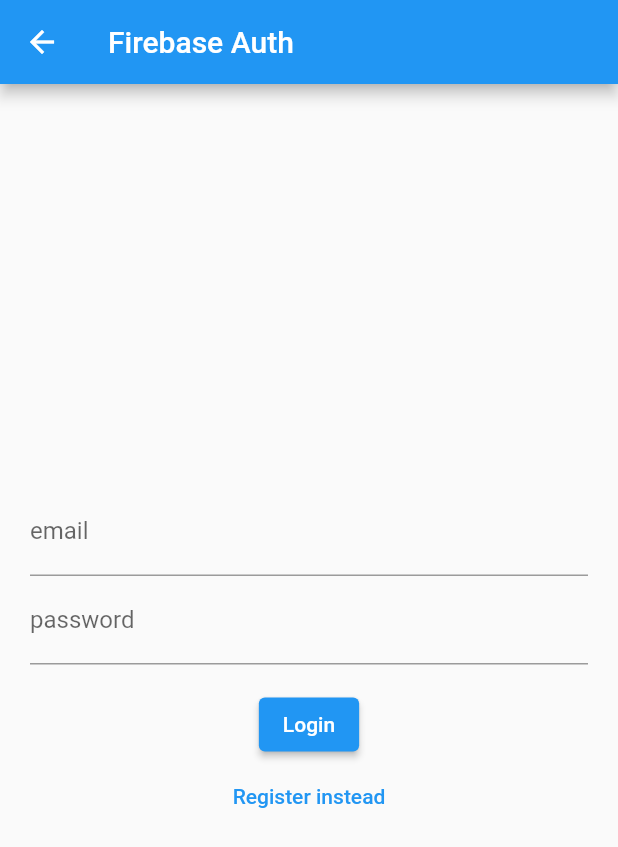
After one commit to abdullah2891/safe_space_plugin, a Flutter app: the LoginPage screen opened directly, on a phone screen of 412 x 824 dp. The commit adds this screen. Shown: the top 847 px of the screen. Run offline on Flutter 3.47's test engine with Material 2 defaults, Android fonts, the light colour scheme and no system bars; our stand-ins replace assets_audio_player, audioplayers, auto_size_text, cached_network_image, firebase_auth, firebase_core and 14 more; missing offline and left inert: dart:html, flutter_phone_direct_caller, flutter_sms, fluttercontactpicker, json_path, mapbox_search and 2 more; accounts and stored records are empty.

Commit message:
added auth

```diff
--- a/lib/database/contact_a_professional_db.dart
+++ b/lib/database/contact_a_professional_db.dart
@@ -1,5 +1,7 @@
 import 'package:firebase_database/firebase_database.dart';
 import 'package:fluttercontactpicker/fluttercontactpicker.dart';
+
+import '../utility/auth.dart';
 
 class Contact {
   final String name;
@@ -22,8 +24,8 @@
         contact.phones.isEmpty ? '' : contact.phones[0].number ?? '',
         contact.emails.isEmpty ? '' : contact.emails[0].email ?? '');
 
-    DatabaseReference dataRef =
-        FirebaseDatabase.instance.ref("data/contactDb/$c");
+    DatabaseReference dataRef = FirebaseDatabase.instance
+        .ref("${Auth().currentUser!.uid}/data/contactDb/$c");
 
     dataRef.set({
       'name': phoneContact.name,
@@ -34,8 +36,8 @@
   }
 
   static Future<Contact> getContact(int c) async {
-    DatabaseReference dataRef =
-        FirebaseDatabase.instance.ref("data/contactDb/$c");
+    DatabaseReference dataRef = FirebaseDatabase.instance
+        .ref("${Auth().currentUser!.uid}/data/contactDb/$c");
 
     final snapshot = await dataRef.get();
 
--- a/lib/database/document_abuse_db.dart
+++ b/lib/database/document_abuse_db.dart
@@ -3,6 +3,8 @@
 import 'package:firebase_database/firebase_database.dart';
 
 import 'dart:convert';
+
+import '../utility/auth.dart';
 
 class DocumentAbuseEntry {
   final String text;
@@ -15,11 +17,11 @@
     final indexString =
         "${timestamp.year}/${timestamp.month}/${timestamp.day}/${timestamp.hour}:${timestamp.minute}:${timestamp.second}";
 
-    DatabaseReference dataRef =
-        FirebaseDatabase.instance.ref("data/documentAbuseDb/$indexString");
+    DatabaseReference dataRef = FirebaseDatabase.instance
+        .ref("${Auth().currentUser!.uid}/data/documentAbuseDb/$indexString");
 
     DatabaseReference indexRef = FirebaseDatabase.instance.ref(
-        "index/documentAbuseDb/${timestamp.year}/${timestamp.month}/${timestamp.day}");
+        "${Auth().currentUser!.uid}/index/documentAbuseDb/${timestamp.year}/${timestamp.month}/${timestamp.day}");
 
     dataRef.set({
       'text': text,
@@ -42,8 +44,8 @@
     final indexString =
         "${timestamp.year}/${timestamp.month}/${timestamp.day}/${timestamp.hour}:${timestamp.minute}:${timestamp.second}";
 
-    DatabaseReference dataRef =
-        FirebaseDatabase.instance.ref("data/documentAbuseDb/$indexString");
+    DatabaseReference dataRef = FirebaseDatabase.instance
+        .ref("${Auth().currentUser!.uid}/data/documentAbuseDb/$indexString");
 
     final snapshot = await dataRef.get();
 
--- a/lib/database/gratitude_journal_db.dart
+++ b/lib/database/gratitude_journal_db.dart
@@ -1,4 +1,6 @@
 import 'package:firebase_database/firebase_database.dart';
+
+import '../utility/auth.dart';
 
 class GratitudeJournalEntry {
   final String grafulFor;
@@ -14,11 +16,11 @@
     final indexString =
         "${timestamp.year}/${timestamp.month}/${timestamp.day}/${timestamp.hour}:${timestamp.minute}:${timestamp.second}";
 
-    DatabaseReference dataRef =
-        FirebaseDatabase.instance.ref("data/gratitudeJournalDb/$indexString");
+    DatabaseReference dataRef = FirebaseDatabase.instance
+        .ref("${Auth().currentUser!.uid}/data/gratitudeJournalDb/$indexString");
 
     DatabaseReference indexRef = FirebaseDatabase.instance.ref(
-        "index/gratitudeJournalDb/${timestamp.year}/${timestamp.month}/${timestamp.day}");
+        "${Auth().currentUser!.uid}/index/gratitudeJournalDb/${timestamp.year}/${timestamp.month}/${timestamp.day}");
 
     dataRef.set({
       'grafulFor': grafulFor,
@@ -42,8 +44,8 @@
     final indexString =
         "${timestamp.year}/${timestamp.month}/${timestamp.day}/${timestamp.hour}:${timestamp.minute}:${timestamp.second}";
 
-    DatabaseReference dataRef =
-        FirebaseDatabase.instance.ref("data/gratitudeJournalDb/$indexString");
+    DatabaseReference dataRef = FirebaseDatabase.instance
+        .ref("${Auth().currentUser!.uid}/data/gratitudeJournalDb/$indexString");
 
     final snapshot = await dataRef.get();
 
--- a/lib/database/mood_tracker_db.dart
+++ b/lib/database/mood_tracker_db.dart
@@ -1,4 +1,6 @@
 import 'package:firebase_database/firebase_database.dart';
+
+import '../utility/auth.dart';
 
 class MoodTrackerDb {
   final String feeling;
@@ -10,8 +12,8 @@
     final indexString =
         "${timestamp.day} ${timestamp.hour} ${timestamp.minute}";
 
-    DatabaseReference ref =
-        FirebaseDatabase.instance.ref("test/moodTracker/$indexString");
+    DatabaseReference ref = FirebaseDatabase.instance
+        .ref("${Auth().currentUser!.uid}/data/moodTracker/$indexString");
 
     ref.set({'feeling': feeling});
   }
--- a/lib/database/phyical_activities_db.dart
+++ b/lib/database/phyical_activities_db.dart
@@ -1,4 +1,6 @@
 import 'package:firebase_database/firebase_database.dart';
+
+import '../utility/auth.dart';
 
 class PhysicalAcvitityDbEntry {
   final String time;
@@ -11,11 +13,11 @@
     final indexString =
         "${timestamp.year}/${timestamp.month}/${timestamp.day}/${timestamp.hour}:${timestamp.minute}:${timestamp.second}";
 
-    DatabaseReference dataRef =
-        FirebaseDatabase.instance.ref("data/pedometerDb/$indexString");
+    DatabaseReference dataRef = FirebaseDatabase.instance
+        .ref("${Auth().currentUser!.uid}/data/pedometerDb/$indexString");
 
     DatabaseReference indexRef = FirebaseDatabase.instance.ref(
-        "index/pedometerDb/${timestamp.year}/${timestamp.month}/${timestamp.day}");
+        "${Auth().currentUser!.uid}/index/pedometerDb/${timestamp.year}/${timestamp.month}/${timestamp.day}");
 
     dataRef.set({'time': time, 'steps': steps});
     indexRef
@@ -34,8 +36,8 @@
     final indexString =
         "${timestamp.year}/${timestamp.month}/${timestamp.day}/${timestamp.hour}:${timestamp.minute}:${timestamp.second}";
 
-    DatabaseReference dataRef =
-        FirebaseDatabase.instance.ref("data/pedometerDb/$indexString");
+    DatabaseReference dataRef = FirebaseDatabase.instance
+        .ref("${Auth().currentUser!.uid}/data/pedometerDb/$indexString");
 
     final snapshot = await dataRef.get();
 
--- /dev/null
+++ b/lib/utility/auth.dart
@@ -0,0 +1,39 @@
+import 'package:firebase_auth/firebase_auth.dart';
+
+class Auth {
+  final FirebaseAuth _firebaseAuth = FirebaseAuth.instance;
+
+  User? get currentUser => _firebaseAuth.currentUser;
+
+  Stream<User?> get authStateChanges => _firebaseAuth.authStateChanges();
+
+  Future<void> sendPasswordResetEmail({
+    required String email,
+  }) async {
+    await _firebaseAuth.sendPasswordResetEmail(email: email);
+  }
+
+  Future<void> signInWithEmailAndPassword({
+    required String email,
+    required String password,
+  }) async {
+    await _firebaseAuth.signInWithEmailAndPassword(
+      email: email,
+      password: password,
+    );
+  }
+
+  Future<void> createUserWithEmailAndPassword({
+    required String email,
+    required String password,
+  }) async {
+    await _firebaseAuth.createUserWithEmailAndPassword(
+      email: email,
+      password: password,
+    );
+  }
+
+  Future<void> signOut() async {
+    await _firebaseAuth.signOut();
+  }
+}
--- /dev/null
+++ b/lib/utility/login_register_page.dart
@@ -0,0 +1,109 @@
+import 'package:flutter/material.dart';
+import 'package:firebase_auth/firebase_auth.dart';
+import 'auth.dart';
+
+class LoginPage extends StatefulWidget {
+  const LoginPage({Key? key}) : super(key: key);
+
+  @override
+  State<LoginPage> createState() => _LoginPageState();
+}
+
+class _LoginPageState extends State<LoginPage> {
+  String? errorMessage = '';
+  bool isLogin = true;
+
+  final TextEditingController _controllerEmail = TextEditingController();
+  final TextEditingController _controllerPassword = TextEditingController();
+
+  Future<void> signInWithEmailAndPassword() async {
+    try {
+      await Auth().signInWithEmailAndPassword(
+        email: _controllerEmail.text,
+        password: _controllerPassword.text,
+      );
+    } on FirebaseAuthException catch (e) {
+      setState(() {
+        errorMessage = e.message;
+      });
+    }
+  }
+
+  Future<void> createUserWithEmailAndPassword() async {
+    try {
+      await Auth().createUserWithEmailAndPassword(
+        email: _controllerEmail.text,
+        password: _controllerPassword.text,
+      );
+    } on FirebaseAuthException catch (e) {
+      setState(() {
+        errorMessage = e.message;
+      });
+    }
+  }
+
+  Widget _title() {
+    return const Text('Firebase Auth');
+  }
+
+  Widget _entryField(
+    String title,
+    TextEditingController controller,
+  ) {
+    return TextField(
+      obscureText: title == "password",
+      controller: controller,
+      decoration: InputDecoration(
+        labelText: title,
+      ),
+    );
+  }
+
+  Widget _errorMessage() {
+    return Text(errorMessage == '' ? '' : 'Humm ? $errorMessage');
+  }
+
+  Widget _submitButton() {
+    return ElevatedButton(
+      onPressed:
+          isLogin ? signInWithEmailAndPassword : createUserWithEmailAndPassword,
+      child: Text(isLogin ? 'Login' : 'Register'),
+    );
+  }
+
+  Widget _loginOrRegisterButton() {
+    return TextButton(
+      onPressed: () {
+        setState(() {
+          isLogin = !isLogin;
+        });
+      },
+      child: Text(isLogin ? 'Register instead' : 'Login instead'),
+    );
+  }
+
+  @override
+  Widget build(BuildContext context) {
+    return Scaffold(
+      appBar: AppBar(
+        title: _title(),
+      ),
+      body: Container(
+        height: double.infinity,
+        width: double.infinity,
+        padding: const EdgeInsets.all(20),
+        child: Column(
+          crossAxisAlignment: CrossAxisAlignment.center,
+          mainAxisAlignment: MainAxisAlignment.center,
+          children: <Widget>[
+            _entryField('email', _controllerEmail),
+            _entryField('password', _controllerPassword),
+            _errorMessage(),
+            _submitButton(),
+            _loginOrRegisterButton(),
+          ],
+        ),
+      ),
+    );
+  }
+}
--- a/pubspec.yaml
+++ b/pubspec.yaml
@@ -52,6 +52,7 @@
   url_launcher: ^6.1.7
   webviewx: ^0.2.1
   fluttercontactpicker: ^4.7.0
+  firebase_auth: ^4.2.2
 
 dev_dependencies:
   flutter_test:
```
Also changed, not shown: lib/landing_page/landing_page_widget.dart (+32 -0 lines), lib/safe_space_landing_page.dart (+23 -7 lines), example/pubspec.lock, 1 other file.
